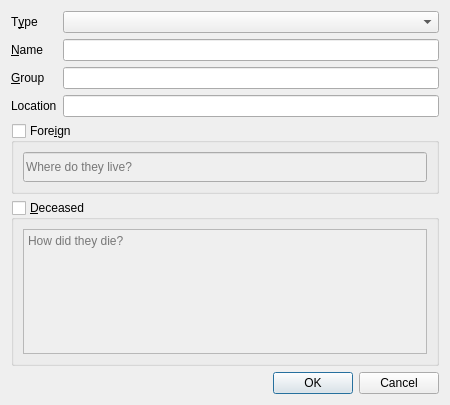
The window that npc/gui/uis/new_character.ui (aurule/npc) describes before a commit, drawn with Qt 5.
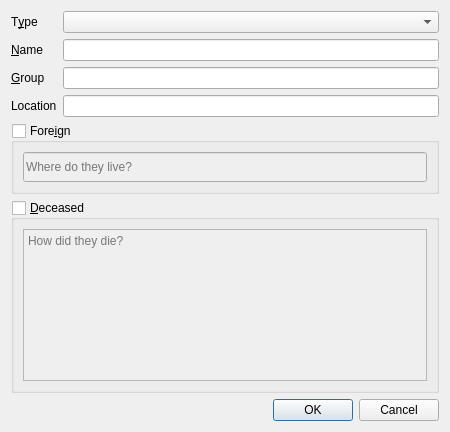
The same window after the commit.

Commit message: Add extra room for path component

Diff of the .ui file:
```diff
--- a/npc/gui/uis/new_character.ui
+++ b/npc/gui/uis/new_character.ui
@@ -7,7 +7,7 @@
     <x>0</x>
     <y>0</y>
     <width>450</width>
-    <height>405</height>
+    <height>432</height>
    </rect>
   </property>
   <property name="sizePolicy">
```
The commit also changes 1 other file.
